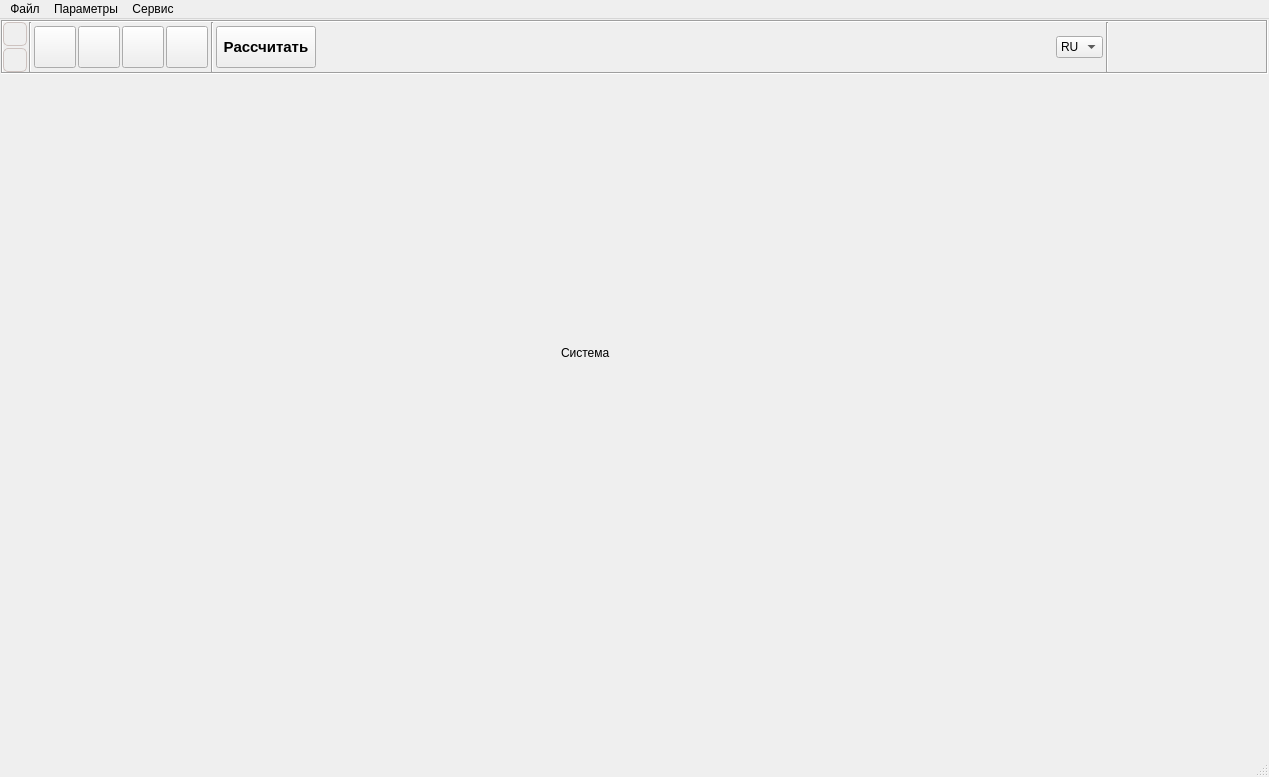
Mik2203/NanotechPRO, file NanotechPRO/nanotechpro.ui: the form before one commit.
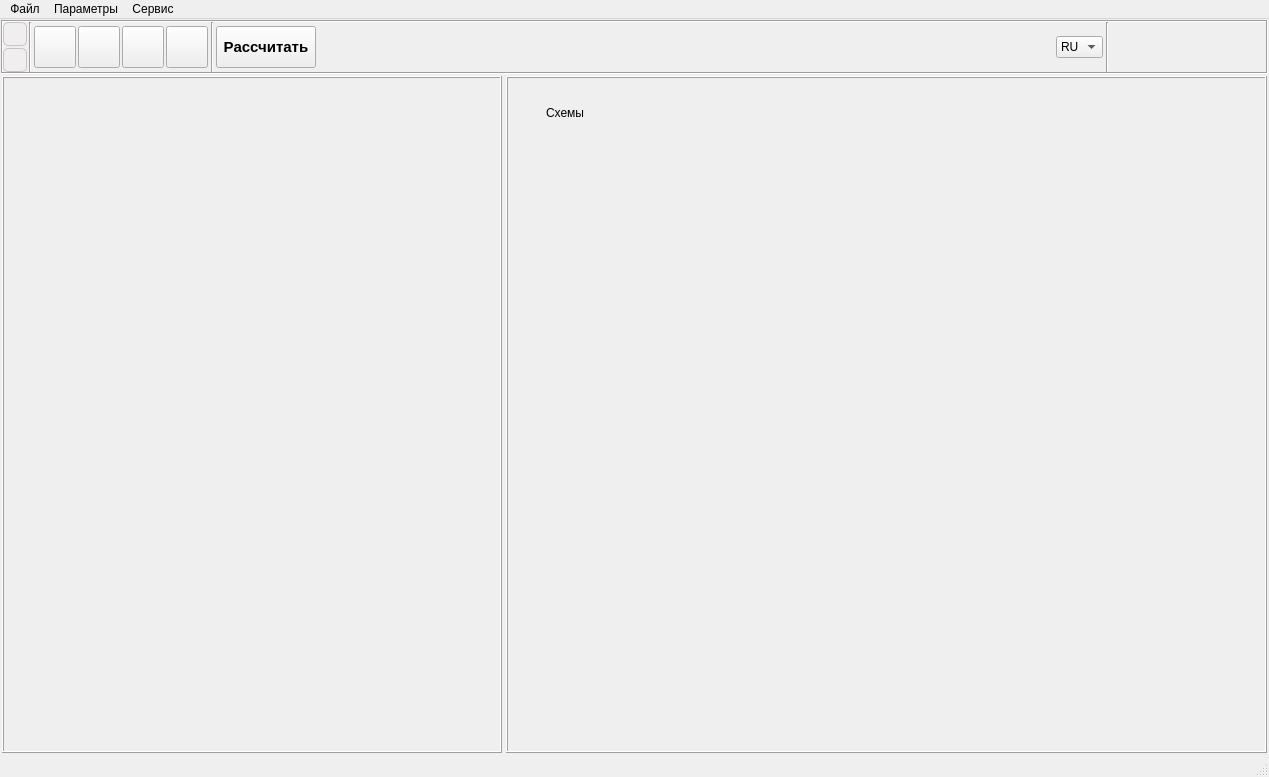
The form after the commit. The open tabs and pages were chosen to show the change. Icons and pictures are not drawn.

Commit message:
20.10.2017 - частично сделана форма система
Сделано:
1) Вкланка Система
2) Форма добавляеться из своего класа
3) преключение вкладок

Diff of the .ui file:
```diff
--- a/NanotechPRO/nanotechpro.ui
+++ b/NanotechPRO/nanotechpro.ui
@@ -1487,19 +1487,94 @@
        </layout>
       </widget>
       <widget class="QWidget" name="page_3">
-       <widget class="QLabel" name="label_12">
-        <property name="geometry">
-         <rect>
-          <x>560</x>
-          <y>270</y>
-          <width>231</width>
-          <height>16</height>
-         </rect>
+       <layout class="QGridLayout" name="gridLayout_19">
+        <property name="leftMargin">
+         <number>1</number>
         </property>
-        <property name="text">
-         <string>Система</string>
+        <property name="topMargin">
+         <number>1</number>
         </property>
-       </widget>
+        <property name="rightMargin">
+         <number>1</number>
+        </property>
+        <property name="bottomMargin">
+         <number>1</number>
+        </property>
+        <property name="horizontalSpacing">
+         <number>4</number>
+        </property>
+        <property name="verticalSpacing">
+         <number>1</number>
+        </property>
+        <item row="0" column="0">
+         <widget class="QFrame" name="fr_sys_panel_1">
+          <property name="sizePolicy">
+           <sizepolicy hsizetype="Fixed" vsizetype="Preferred">
+            <horstretch>0</horstretch>
+            <verstretch>0</verstretch>
+           </sizepolicy>
+          </property>
+          <property name="minimumSize">
+           <size>
+            <width>500</width>
+            <height>0</height>
+           </size>
+          </property>
+          <property name="frameShape">
+           <enum>QFrame::Box</enum>
+          </property>
+          <property name="frameShadow">
+           <enum>QFrame::Raised</enum>
+          </property>
+          <layout class="QGridLayout" name="gridLayout_20">
+           <property name="leftMargin">
+            <number>2</number>
+           </property>
+           <property name="topMargin">
+            <number>2</number>
+           </property>
+           <property name="rightMargin">
+            <number>2</number>
+           </property>
+           <property name="bottomMargin">
+            <number>2</number>
+           </property>
+           <property name="spacing">
+            <number>2</number>
+           </property>
+          </layout>
+         </widget>
+        </item>
+        <item row="0" column="1">
+         <widget class="QFrame" name="fr_sys_panel_2">
+          <property name="sizePolicy">
+           <sizepolicy hsizetype="Expanding" vsizetype="Preferred">
+            <horstretch>0</horstretch>
+            <verstretch>0</verstretch>
+           </sizepolicy>
+          </property>
+          <property name="frameShape">
+           <enum>QFrame::Box</enum>
+          </property>
+          <property name="frameShadow">
+           <enum>QFrame::Raised</enum>
+          </property>
+          <widget class="QLabel" name="label_12">
+           <property name="geometry">
+            <rect>
+             <x>40</x>
+             <y>30</y>
+             <width>46</width>
+             <height>13</height>
+            </rect>
+           </property>
+           <property name="text">
+            <string>Схемы</string>
+           </property>
+          </widget>
+         </widget>
+        </item>
+       </layout>
       </widget>
       <widget class="QWidget" name="page_8">
        <widget class="QLabel" name="label_11">
```
Left out of the diff: 2 changed lines with no effect on the pictures. The commit also changes 19 other files.
